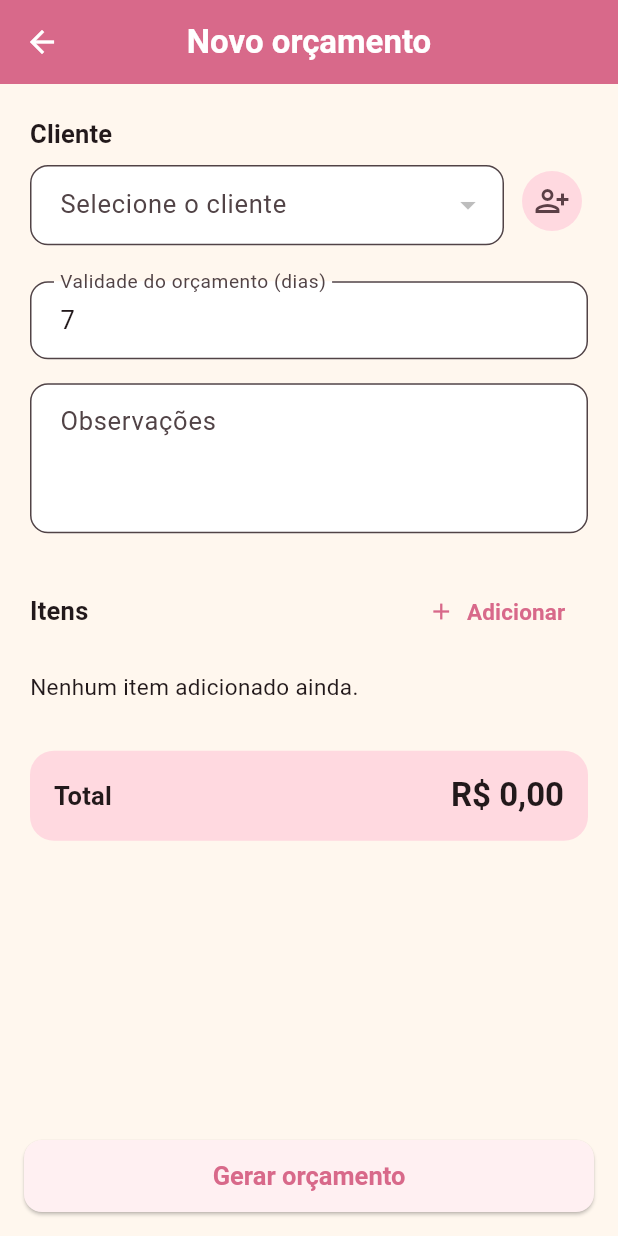
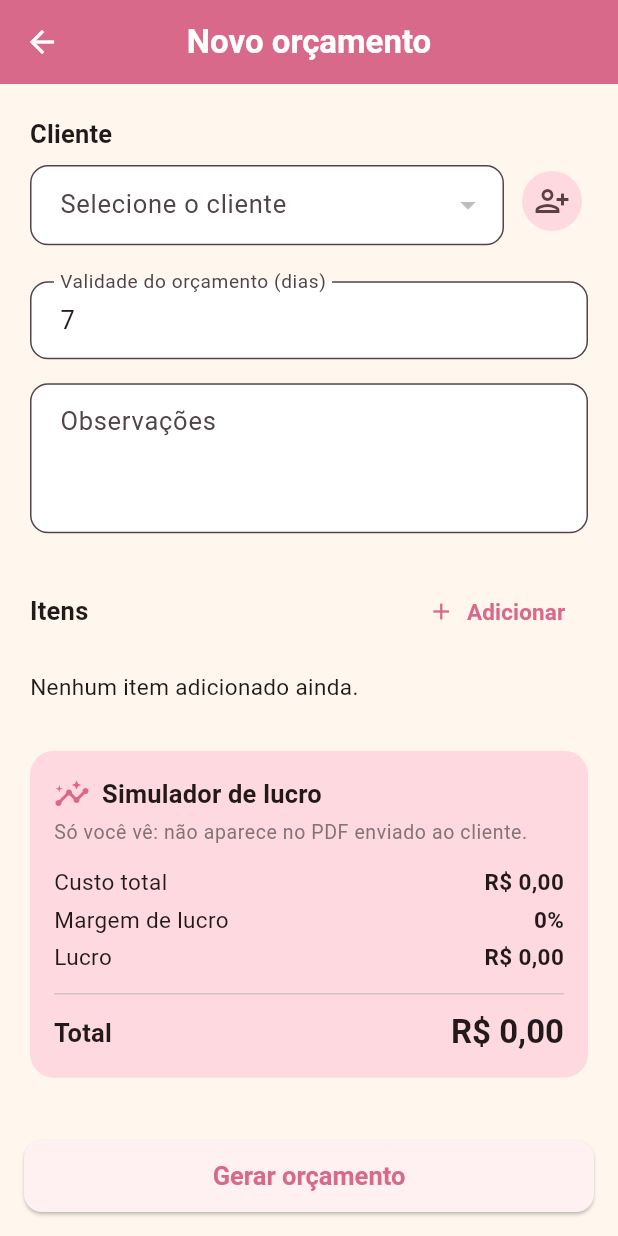
Before and after one commit to ediphosilva-boop/l2e-sistema, a Flutter app: the NovoOrcamentoScreen screen opened directly, on a phone screen of 412 x 824 dp. Run offline on Flutter 3.47's test engine with Material 3 defaults, Android fonts, the phone set to English and light mode, and no system bars; our stand-ins replace drift, flutter_riverpod, image_picker, pdf, printing; accounts and stored records are empty; generated files the repository leaves out were written again.

Commit message:
feat: adiciona simulador de lucro no orçamento e corrige quebra de linha nas abas
- Tela de montagem do orçamento agora mostra um "Simulador de lucro"
  com custo total, margem e valor de lucro, calculados a partir das
  receitas precificadas usadas nos itens; esses dados nunca são
  enviados ao serviço de geração de PDF, só o preço final aparece no
  orçamento compartilhado com o cliente
- Barra de navegação passa a mostrar o rótulo só da aba selecionada,
  evitando que nomes longos (Ingredientes, Orçamentos) quebrem em
  duas linhas

```diff
--- a/docecusto/lib/features/orcamentos/presentation/novo_orcamento_screen.dart
+++ b/docecusto/lib/features/orcamentos/presentation/novo_orcamento_screen.dart
@@ -37,6 +37,32 @@ class _NovoOrcamentoScreenState extends ConsumerState<NovoOrcamentoScreen> {
   }
 
   double get _total => _itens.fold(0, (soma, item) => soma + item.subtotal);
+
+  ReceitaPrecificada? _receitaDoItem(
+    List<ReceitaPrecificada> precificadas,
+    ItemOrcamentoRascunho item,
+  ) {
+    for (final receita in precificadas) {
+      if (receita.receita.id == item.receitaId) return receita;
+    }
+    return null;
+  }
+
+  double _custoTotal(List<ReceitaPrecificada> precificadas) {
+    return _itens.fold(0, (soma, item) {
+      final receita = _receitaDoItem(precificadas, item);
+      if (receita == null) return soma;
+      return soma + receita.calculo.subtotal * item.quantidade;
+    });
+  }
+
+  double _lucroTotal(List<ReceitaPrecificada> precificadas) {
+    return _itens.fold(0, (soma, item) {
+      final receita = _receitaDoItem(precificadas, item);
+      if (receita == null) return soma;
+      return soma + receita.calculo.valorMargem * item.quantidade;
+    });
+  }
 
   Future<void> _cadastrarCliente() async {
     final cliente = await abrirFormularioCliente(context);
@@ -141,6 +167,7 @@ class _NovoOrcamentoScreenState extends ConsumerState<NovoOrcamentoScreen> {
   @override
   Widget build(BuildContext context) {
     final clientesAsync = ref.watch(listaClientesProvider);
+    final precificadasAsync = ref.watch(receitasPrecificadasProvider);
     final colorScheme = Theme.of(context).colorScheme;
 
     return Scaffold(
@@ -277,23 +304,13 @@ class _NovoOrcamentoScreenState extends ConsumerState<NovoOrcamentoScreen> {
                 ),
               ),
             const SizedBox(height: 16),
-            Container(
-              padding: const EdgeInsets.all(16),
-              decoration: BoxDecoration(
-                color: colorScheme.primaryContainer,
-                borderRadius: BorderRadius.circular(16),
+            _SimuladorLucro(
+              total: _total,
+              custoTotal: _custoTotal(
+                precificadasAsync.valueOrNull ?? const [],
               ),
-              child: Row(
-                mainAxisAlignment: MainAxisAlignment.spaceBetween,
-                children: [
-                  Text('Total', style: Theme.of(context).textTheme.titleMedium),
-                  Text(
-                    formatarMoeda(_total),
-                    style: Theme.of(context).textTheme.titleLarge?.copyWith(
-                      fontWeight: FontWeight.bold,
-                    ),
-                  ),
-                ],
+              lucroTotal: _lucroTotal(
+                precificadasAsync.valueOrNull ?? const [],
               ),
             ),
           ],
@@ -317,3 +334,91 @@ class _NovoOrcamentoScreenState extends ConsumerState<NovoOrcamentoScreen> {
     );
   }
 }
+
+/// Resumo interno de custo e lucro do orçamento em montagem: dado só para a
+/// confeiteira decidir se o preço está bom, não aparece no PDF enviado ao
+/// cliente (o serviço de PDF nunca recebe custo/margem, só o preço final).
+class _SimuladorLucro extends StatelessWidget {
+  const _SimuladorLucro({
+    required this.total,
+    required this.custoTotal,
+    required this.lucroTotal,
+  });
+
+  final double total;
+  final double custoTotal;
+  final double lucroTotal;
+
+  @override
+  Widget build(BuildContext context) {
+    final colorScheme = Theme.of(context).colorScheme;
+    final margemPercentual = custoTotal > 0
+        ? (lucroTotal / custoTotal * 100)
+        : 0.0;
+
+    return Container(
+      padding: const EdgeInsets.all(16),
+      decoration: BoxDecoration(
+        color: colorScheme.primaryContainer,
+        borderRadius: BorderRadius.circular(16),
+      ),
+      child: Column(
+        crossAxisAlignment: CrossAxisAlignment.stretch,
+        children: [
+          Row(
+            children: [
+              Icon(Icons.insights_outlined, color: colorScheme.primary),
+              const SizedBox(width: 8),
+              Text(
+                'Simulador de lucro',
+                style: Theme.of(context).textTheme.titleMedium,
+              ),
+            ],
+          ),
+          const SizedBox(height: 4),
+          Text(
+            'Só você vê: não aparece no PDF enviado ao cliente.',
+            style: Theme.of(
+              context,
+            ).textTheme.bodySmall?.copyWith(color: colorScheme.outline),
+          ),
+          const SizedBox(height: 12),
+          _linha(context, 'Custo total', formatarMoeda(custoTotal)),
+          _linha(context, 'Margem de lucro', '${margemPercentual.round()}%'),
+          _linha(context, 'Lucro', formatarMoeda(lucroTotal)),
+          const Divider(height: 24),
+          Row(
+            mainAxisAlignment: MainAxisAlignment.spaceBetween,
+            children: [
+              Text('Total', style: Theme.of(context).textTheme.titleMedium),
+              Text(
+                formatarMoeda(total),
+                style: Theme.of(
+                  context,
+                ).textTheme.titleLarge?.copyWith(fontWeight: FontWeight.bold),
+              ),
+            ],
+          ),
+        ],
+      ),
+    );
+  }
+
+  Widget _linha(BuildContext context, String rotulo, String valor) {
+    return Padding(
+      padding: const EdgeInsets.symmetric(vertical: 2),
+      child: Row(
+        mainAxisAlignment: MainAxisAlignment.spaceBetween,
+        children: [
+          Text(rotulo, style: Theme.of(context).textTheme.bodyMedium),
+          Text(
+            valor,
+            style: Theme.of(
+              context,
+            ).textTheme.bodyMedium?.copyWith(fontWeight: FontWeight.w600),
+          ),
+        ],
+      ),
+    );
+  }
+}
--- a/docecusto/lib/presentation/home_shell.dart
+++ b/docecusto/lib/presentation/home_shell.dart
@@ -35,6 +35,7 @@ class _HomeShellState extends State<HomeShell> {
         selectedIndex: _indiceSelecionado,
         onDestinationSelected: (indice) =>
             setState(() => _indiceSelecionado = indice),
+        labelBehavior: NavigationDestinationLabelBehavior.onlyShowSelected,
         destinations: const [
           NavigationDestination(
             icon: Icon(Icons.home_outlined),
```
Also changed, not shown: 1 other file.
